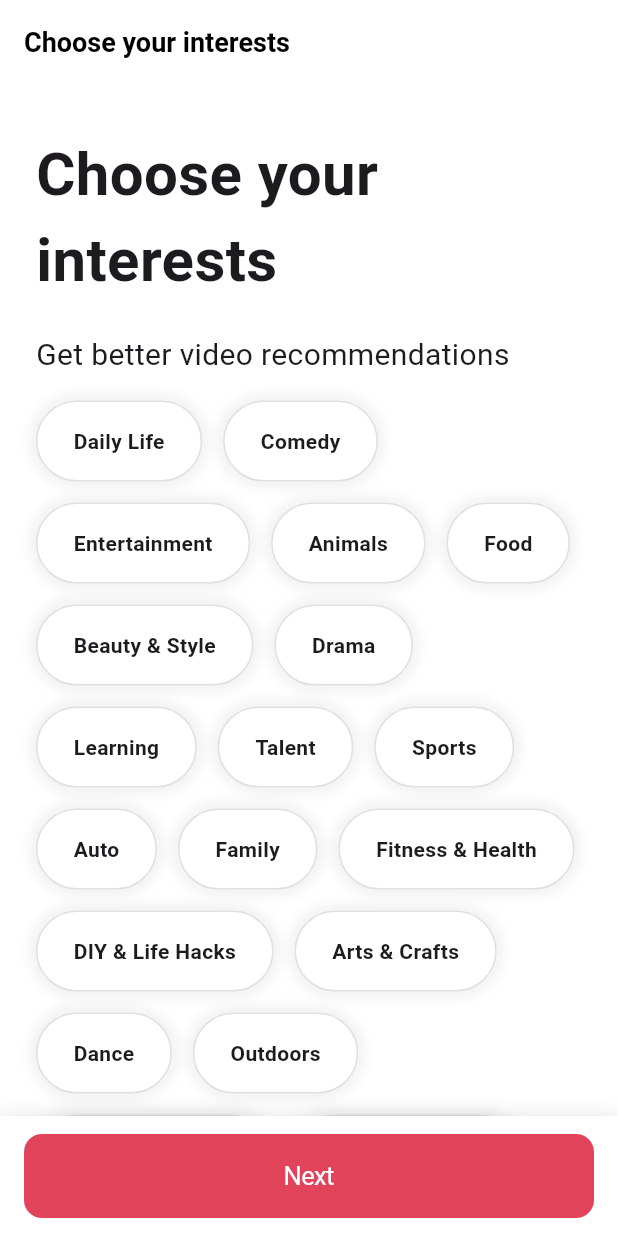
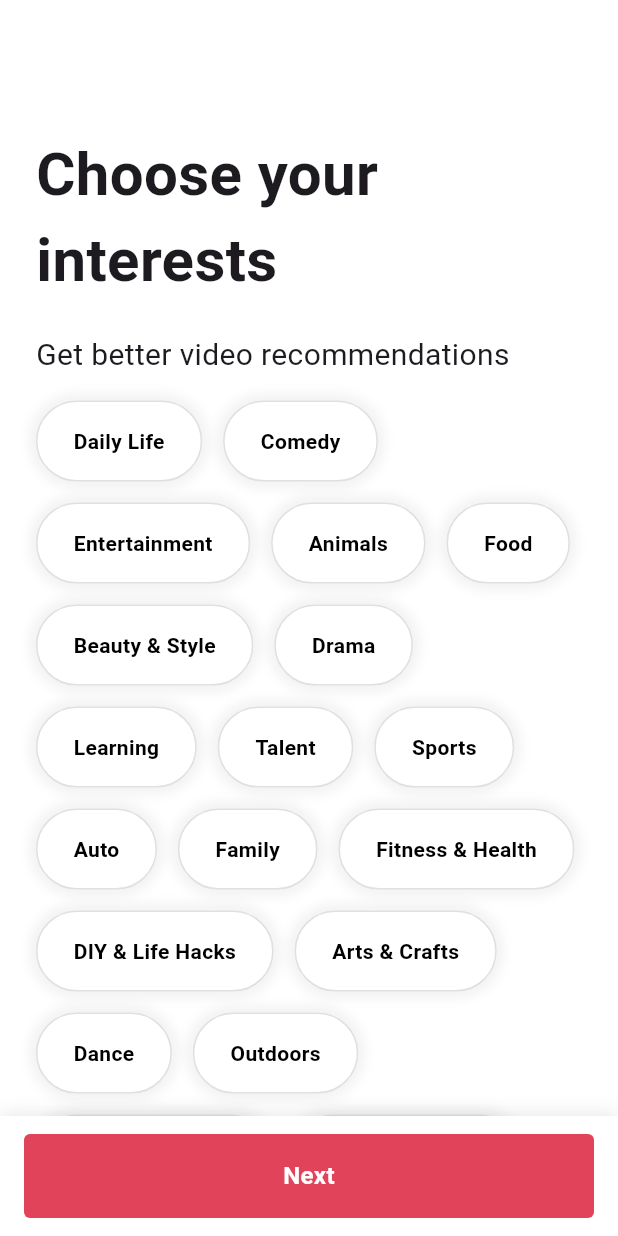
Before and after one commit to generation21/flutter_study_tiktok_clone, a Flutter app: the screen it shows after launch, on a phone screen of 412 x 824 dp. Run offline on Flutter 3.47's test engine with Material 3 defaults, Android fonts, the phone set to English and light mode, and no system bars; our stand-ins replace font_awesome_flutter.

Commit message:
feat: refactor InterestsScreen to StatefulWidget, implement scroll listener for dynamic app bar visibility, and replace interest display with InterestButton widget for improved UI

```diff
--- a/lib/features/onboarding/interests_screen.dart
+++ b/lib/features/onboarding/interests_screen.dart
@@ -1,7 +1,7 @@
-import 'package:flutter/cupertino.dart';
 import 'package:flutter/material.dart';
 import 'package:tiktok/constants/gaps.dart';
 import 'package:tiktok/constants/sizes.dart';
+import 'package:tiktok/features/onboarding/widgets/interest_button.dart';
 
 const interests = [
   "Daily Life",
@@ -44,14 +44,52 @@ const interests = [
   "Home & Garden",
 ];
 
-class InterestsScreen extends StatelessWidget {
+class InterestsScreen extends StatefulWidget {
   const InterestsScreen({super.key});
+
+  @override
+  State<InterestsScreen> createState() => _InterestsScreenState();
+}
+
+class _InterestsScreenState extends State<InterestsScreen> {
+  final ScrollController _scrollController = ScrollController();
+  bool _showTitle = false;
+
+  void _onScroll() {
+    if (_scrollController.offset > 100) {
+      if (_showTitle) return;
+      _showTitle = true;
+    } else {
+      if (!_showTitle) return;
+      _showTitle = false;
+    }
+    setState(() {});
+  }
+
+  @override
+  void initState() {
+    super.initState();
+    _scrollController.addListener(_onScroll);
+  }
+
+  @override
+  void dispose() {
+    _scrollController.dispose();
+    super.dispose();
+  }
 
   @override
   Widget build(BuildContext context) {
     return Scaffold(
-      appBar: AppBar(title: const Text("Choose your interests")),
-      body: SingleChildScrollView(
+      appBar: AppBar(
+          title: AnimatedOpacity(
+              opacity: _showTitle ? 1 : 0,
+              duration: const Duration(milliseconds: 300),
+              child: const Text("Choose your interests"))),
+      body: Scrollbar(
+        controller: _scrollController,
+        child: SingleChildScrollView(
+          controller: _scrollController,
           child: Padding(
             padding: const EdgeInsets.only(
               left: Sizes.size24,
@@ -82,29 +120,11 @@ class InterestsScreen extends StatelessWidget {
                   spacing: Sizes.size14,
                   children: [
                     for (var interest in interests)
-                    Container(
-                      padding: const EdgeInsets.symmetric(
-                        vertical: Sizes.size16,
-                        horizontal: Sizes.size24,
-                      ),
-                      decoration: BoxDecoration(
-                          color: Colors.white,
-                          boxShadow: [
-                            BoxShadow(
-                              color:
-                                  Colors.black.withAlpha((255 * 0.05).toInt()),
-                              blurRadius: Sizes.size5,
-                              spreadRadius: Sizes.size5,
-                            ),
-                          ],
-                          borderRadius: BorderRadius.circular(Sizes.size32),
-                          border: Border.all(color: Colors.black12)),
-                      child: Text(interest,
-                          style: const TextStyle(fontWeight: FontWeight.w600)),
-                    ),
+                      InterestButton(interest: interest),
                   ],
                 )
               ],
+            ),
           ),
         ),
       ),
@@ -122,11 +142,23 @@ class InterestsScreen extends StatelessWidget {
         child: BottomAppBar(
           color: Colors.white,
           surfaceTintColor: Colors.transparent,
-            child: CupertinoButton(
-              onPressed: () {},
+          child: Container(
+            padding: const EdgeInsets.symmetric(vertical: Sizes.size16),
+            decoration: BoxDecoration(
               color: Theme.of(context).primaryColor,
-              child: const Text("Next", style: TextStyle(color: Colors.white)),
-            )),
+              borderRadius: BorderRadius.circular(Sizes.size4),
+            ),
+            child: const Text(
+              "Next",
+              textAlign: TextAlign.center,
+              style: TextStyle(
+                color: Colors.white,
+                fontSize: Sizes.size16,
+                fontWeight: FontWeight.w600,
+              ),
+            ),
+          ),
+        ),
       ),
     );
   }
--- /dev/null
+++ b/lib/features/onboarding/widgets/interest_button.dart
@@ -0,0 +1,53 @@
+import 'package:flutter/material.dart';
+import 'package:tiktok/constants/sizes.dart';
+
+class InterestButton extends StatefulWidget {
+  const InterestButton({
+    super.key,
+    required this.interest,
+  });
+
+  final String interest;
+
+  @override
+  State<InterestButton> createState() => _InterestButtonState();
+}
+
+class _InterestButtonState extends State<InterestButton> {
+  bool _isSelected = false;
+
+  void _onTap() {
+    setState(() {
+      _isSelected = !_isSelected;
+    });
+  }
+
+  @override
+  Widget build(BuildContext context) {
+    return GestureDetector(
+      onTap: _onTap,
+      child: AnimatedContainer(
+        duration: const Duration(milliseconds: 300),
+        padding: const EdgeInsets.symmetric(
+          vertical: Sizes.size16,
+          horizontal: Sizes.size24,
+        ),
+        decoration: BoxDecoration(
+            color: _isSelected ? Theme.of(context).primaryColor : Colors.white,
+            boxShadow: [
+              BoxShadow(
+                color: Colors.black.withAlpha((255 * 0.05).toInt()),
+                blurRadius: Sizes.size5,
+                spreadRadius: Sizes.size5,
+              ),
+            ],
+            borderRadius: BorderRadius.circular(Sizes.size32),
+            border: Border.all(color: Colors.black12)),
+        child: Text(widget.interest,
+            style: TextStyle(
+                fontWeight: FontWeight.w600,
+                color: _isSelected ? Colors.white : Colors.black)),
+      ),
+    );
+  }
+}
```
Lines whose indentation alone changed are shown as unchanged.
